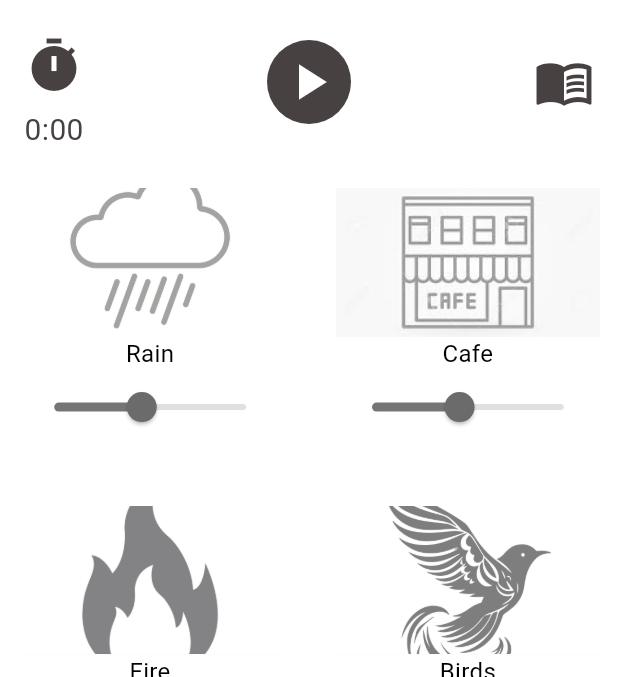
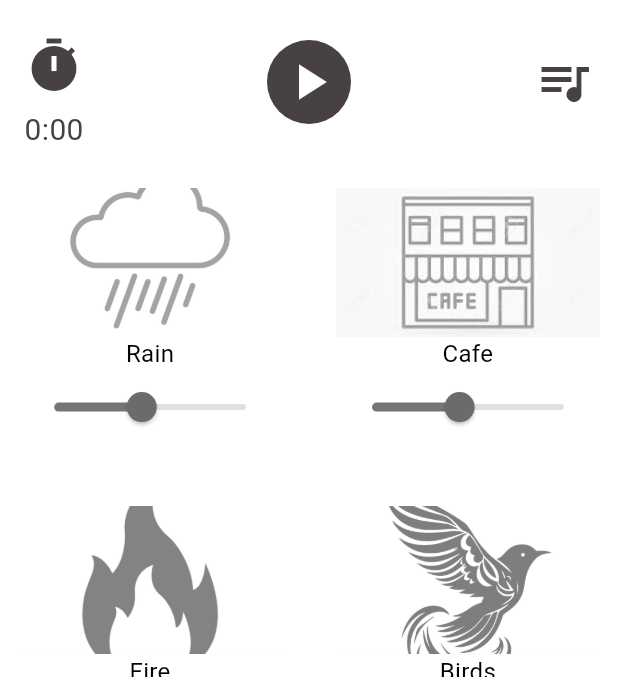
Before and after one commit to ahmetbekir22/focus-app-flutter, a Flutter app: the screen it shows after launch, on a phone screen of 412 x 824 dp, the part 84-761 px from its top. Run offline on Flutter 3.47's test engine with Material 3 defaults, Android fonts, the phone set to English and light mode, and no system bars; our stand-ins replace audioplayers, get, numberpicker.

Commit message:
choose a playlist from sounds and stop timer are implemented

```diff
--- a/focus_app/lib/pages/home_page.dart
+++ b/focus_app/lib/pages/home_page.dart
@@ -4,6 +4,7 @@
 // import 'package:audioplayers/audioplayers.dart';
 // import '../components/duration_picker.dart';
 // import '../controller/audio_controller.dart';
+// import 'sound_selection.dart';
 
 // class HomePage extends StatelessWidget {
 //   const HomePage({super.key});
@@ -44,7 +45,7 @@
 //       final player = AudioPlayer();
 //       player.setSourceAsset(audioFile['audioPath']!);
 //       player.setReleaseMode(ReleaseMode.loop);
-//       audioController.registerAudioPlayer(player);
+//       audioController.registerAudioPlayer(player, audioFile['audioPath']!);
 //       return player;
 //     }).toList();
 
@@ -65,47 +66,47 @@
 //         child: Column(
 //           children: [
 //             Center(
-//               child: Obx(
-//                 () => Padding(
-//                   padding: const EdgeInsets.all(8.0),
-//                   child: Row(
-//                     mainAxisAlignment: MainAxisAlignment.spaceBetween,
-//                     children: [
-//                       Column(
-//                         children: [
-//                           Padding(
-//                             padding: EdgeInsets.only(top: Get.height * 0.01),
-//                             child: IconButton(
-//                               onPressed: () {
-//                                 showDialog(
-//                                   context: context,
-//                                   builder: (context) {
-//                                     return DurationPicker(
-//                                       initialDuration: Duration.zero,
-//                                       onTimeSelected: (duration) {
-//                                         audioController.startTimer(duration);
-//                                       },
-//                                     );
-//                                   },
-//                                 );
-//                               },
-//                               icon: const Icon(Icons.timer),
-//                               iconSize: 40,
-//                               color: const Color.fromARGB(255, 71, 65, 65),
+//               child: Padding(
+//                 padding: const EdgeInsets.all(8.0),
+//                 child: Row(
+//                   mainAxisAlignment: MainAxisAlignment.spaceBetween,
+//                   children: [
+//                     Column(
+//                       children: [
+//                         Padding(
+//                           padding: EdgeInsets.only(top: Get.height * 0.01),
+//                           child: IconButton(
+//                             onPressed: () {
+//                               showDialog(
+//                                 context: context,
+//                                 builder: (context) {
+//                                   return DurationPicker(
+//                                     initialDuration: Duration.zero,
+//                                     onTimeSelected: (duration) {
+//                                       audioController.startTimer(duration);
+//                                     },
+//                                   );
+//                                 },
+//                               );
+//                             },
+//                             icon: const Icon(Icons.timer),
+//                             iconSize: 40,
+//                             color: const Color.fromARGB(255, 71, 65, 65),
+//                           ),
+//                         ),
+//                         Obx(
+//                           () => Text(
+//                             '${audioController.remainingTime.value.inMinutes}:${(audioController.remainingTime.value.inSeconds % 60).toString().padLeft(2, '0')}',
+//                             style: const TextStyle(
+//                               fontSize: 20,
+//                               color: Color.fromARGB(255, 71, 65, 65),
 //                             ),
 //                           ),
-//                           Obx(
-//                             () => Text(
-//                               '${audioController.remainingTime.value.inMinutes}:${(audioController.remainingTime.value.inSeconds % 60).toString().padLeft(2, '0')}',
-//                               style: const TextStyle(
-//                                 fontSize: 20,
-//                                 color: Color.fromARGB(255, 71, 65, 65),
-//                               ),
-//                             ),
-//                           ),
-//                         ],
-//                       ),
-//                       IconButton(
+//                         ),
+//                       ],
+//                     ),
+//                     Obx(
+//                       () => IconButton(
 //                         onPressed: () {
 //                           if (audioController.isPlaying.value) {
 //                             audioController.pauseAll();
@@ -126,16 +127,24 @@
 //                               const Color.fromARGB(255, 71, 65, 65)),
 //                         ),
 //                       ),
-//                       IconButton(
-//                         onPressed: () {
-//                           //bu butona tıklayınca kullanıcı sesler içinden istediği sesleri seçip dinleyebilecek
-//                         },
-//                         icon: const Icon(Icons.menu_open),
-//                         iconSize: 45,
-//                         color: const Color.fromARGB(255, 71, 65, 65),
-//                       ),
-//                     ],
-//                   ),
+//                     ),
+//                     IconButton(
+//                       onPressed: () {
+//                         showDialog(
+//                           context: context,
+//                           builder: (context) {
+//                             return SoundSelectionDialog(
+//                               audioFiles: audioFiles,
+//                               audioController: audioController,
+//                             );
+//                           },
+//                         );
+//                       },
+//                       icon: const Icon(Icons.queue_music_outlined),
+//                       iconSize: 40,
+//                       color: const Color.fromARGB(255, 71, 65, 65),
+//                     ),
+//                   ],
 //                 ),
 //               ),
 //             ),
@@ -167,6 +176,7 @@
 //     );
 //   }
 // }
+
 import 'package:flutter/material.dart';
 import 'package:get/get.dart';
 import '../components/custom_audio_widget.dart';
@@ -272,6 +282,20 @@ class HomePage extends StatelessWidget {
                             ),
                           ),
                         ),
+                        Obx(
+                          () => Visibility(
+                            visible: audioController.remainingTime.value >
+                                Duration.zero,
+                            child: IconButton(
+                              onPressed: () {
+                                audioController.stopTimer();
+                              },
+                              icon: const Icon(Icons.stop),
+                              iconSize: 40,
+                              color: const Color.fromARGB(255, 71, 65, 65),
+                            ),
+                          ),
+                        ),
                       ],
                     ),
                     Obx(
@@ -310,7 +334,7 @@ class HomePage extends StatelessWidget {
                           },
                         );
                       },
-                      icon: const Icon(Icons.menu_book),
+                      icon: const Icon(Icons.queue_music_outlined),
                       iconSize: 40,
                       color: const Color.fromARGB(255, 71, 65, 65),
                     ),
```
Also changed, not shown: focus_app/lib/controller/audio_controller.dart (+13 -48 lines), focus_app/lib/pages/sound_selection.dart (+8 -8 lines).
